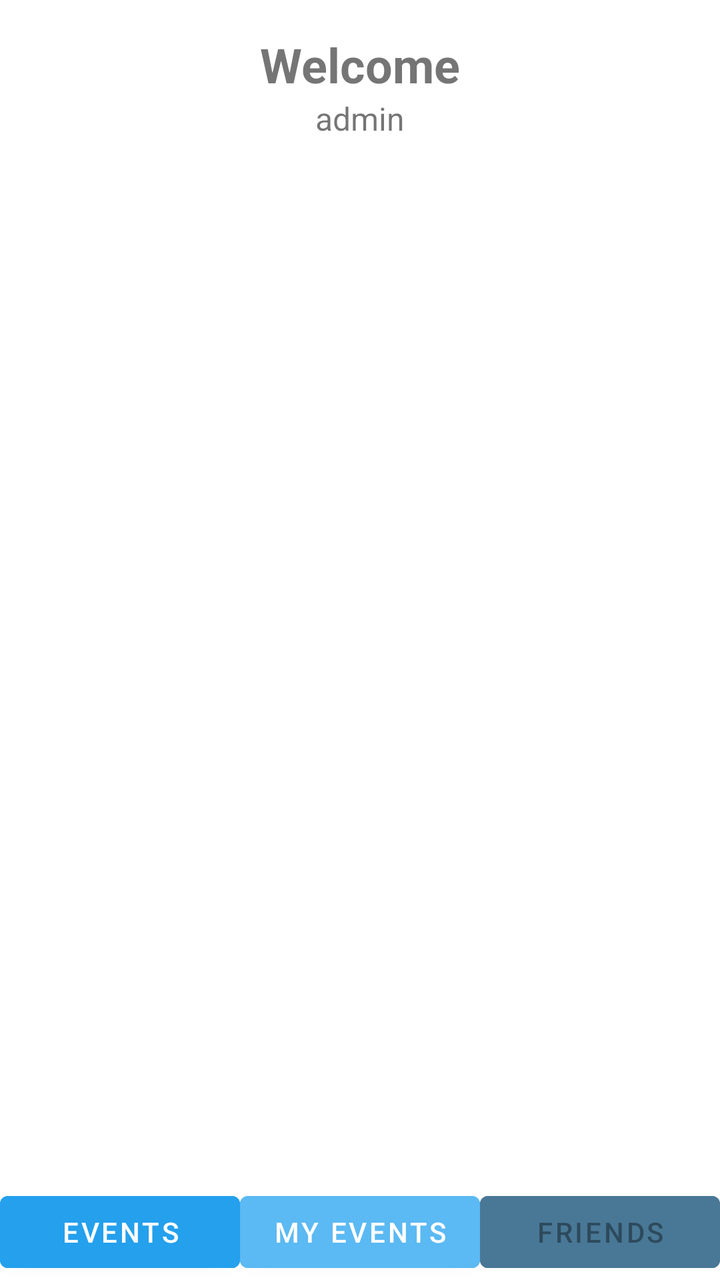
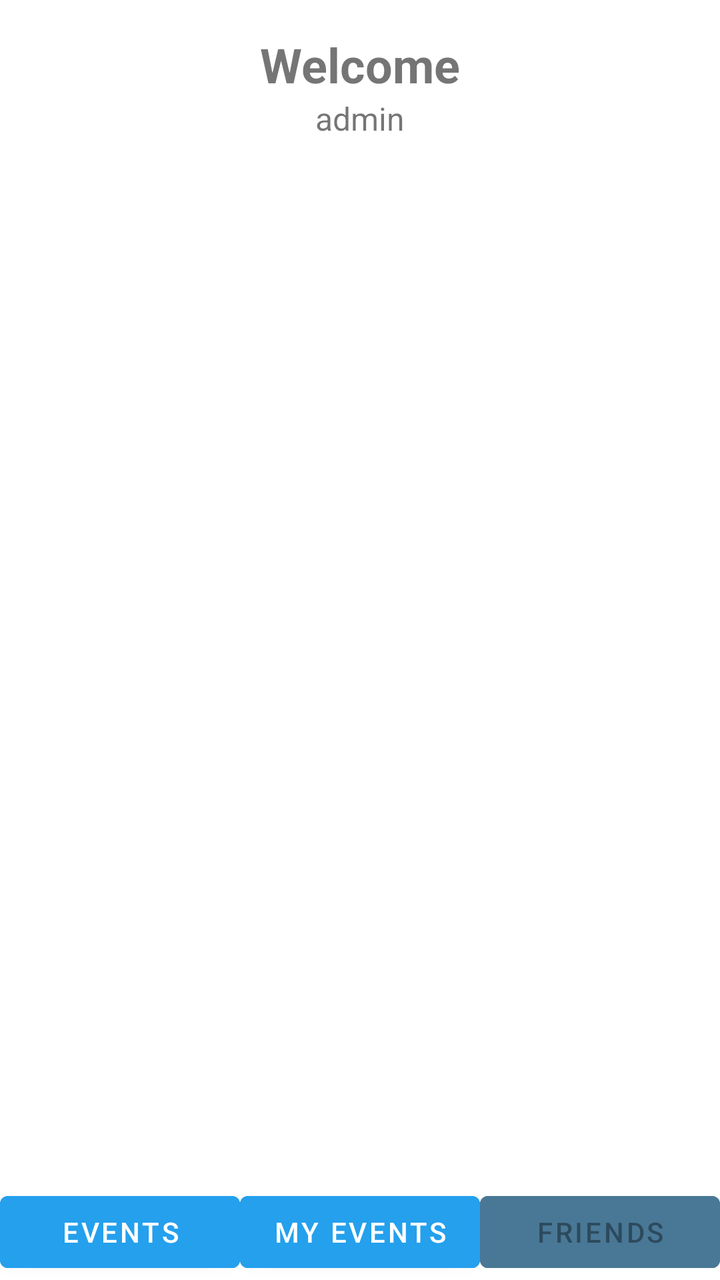

An Android layout rendered at two revisions. The XML below is the earlier revision; the diff shows what the commit changed to produce the second picture.
<!-- AndroidManifest.xml: application theme Theme.EventsApp -->
<!-- res/layout/activity_events.xml -->
<?xml version="1.0" encoding="utf-8"?>
<LinearLayout xmlns:android="http://schemas.android.com/apk/res/android"
    xmlns:app="http://schemas.android.com/apk/res-auto"
    xmlns:tools="http://schemas.android.com/tools"
    android:id="@+id/events"
    android:layout_width="match_parent"
    android:layout_height="match_parent"
    tools:context=".EventsActivity"
    android:orientation="vertical">

    <LinearLayout
        android:layout_width="match_parent"
        android:layout_height="wrap_content"
        android:orientation="vertical"
        android:paddingVertical="16dp"
        >

        <TextView
            android:layout_width="wrap_content"
            android:layout_height="wrap_content"
            android:layout_gravity="center"
            android:text="@string/welcome"
            android:textStyle="bold"
            android:textSize="24sp"
            />

        <TextView
            android:id="@+id/textUsername"
            android:layout_width="wrap_content"
            android:layout_height="0dp"
            android:layout_weight="1"
            android:layout_gravity="center"
            android:text="@string/admin"
            android:textSize="16sp"
            />

    </LinearLayout>


    <LinearLayout
        android:id="@+id/fragmentLayout"
        android:layout_width="match_parent"
        android:layout_height="0dp"
        android:layout_weight="1"
        android:orientation="vertical"
        />


    <LinearLayout
        android:layout_width="match_parent"
        android:layout_height="wrap_content"
        android:orientation="horizontal"
        android:layout_gravity="bottom"
        >

        <Button
            android:id="@+id/btnEvents"
            android:layout_width="0dp"
            android:layout_height="match_parent"
            android:text="@string/events"
            android:layout_weight="1"
            android:backgroundTint="@color/blue"
            />

        <Button
            android:id="@+id/btnMyEvents"
            android:layout_width="0dp"
            android:layout_height="match_parent"
            android:text="@string/my_events"
            android:layout_weight="1"
            android:backgroundTint="@color/blue_light"
            />

        <Button
            android:id="@+id/btnFriends"
            android:layout_width="0dp"
            android:layout_height="match_parent"
            android:text="@string/friends"
            android:layout_weight="1"
            android:backgroundTint="@color/blue_grey"
            android:enabled="false"
            />

    </LinearLayout>

</LinearLayout>
<!-- resources referenced by this layout -->
<resources>
  <color name="blue">#24A0ED</color>
  <color name="blue_grey">#497896</color>
  <color name="blue_light">#5BB9F3</color>
  <string name="admin">admin</string>
  <string name="events">events</string>
  <string name="friends">friends</string>
  <string name="my_events">my events</string>
  <string name="welcome">Welcome</string>
  <style name="Theme.EventsApp" parent="Theme.MaterialComponents.DayNight.DarkActionBar">
          
          <item name="colorPrimary">@color/purple_500</item>
          <item name="colorPrimaryVariant">@color/purple_700</item>
          <item name="colorOnPrimary">@color/white</item>
          
          <item name="colorSecondary">@color/teal_200</item>
          <item name="colorSecondaryVariant">@color/teal_700</item>
          <item name="colorOnSecondary">@color/black</item>
          
          <item name="android:statusBarColor">?attr/colorPrimaryVariant</item>
          
      </style>
  <color name="purple_500">#FF6200EE</color>
  <color name="purple_700">#FF3700B3</color>
  <color name="white">#FFFFFFFF</color>
  <color name="teal_200">#FF03DAC5</color>
  <color name="teal_700">#FF018786</color>
  <color name="black">#FF000000</color>
</resources>

<!-- the commit's change to res/layout/activity_events.xml (unified diff, before → after) -->
@@ -68,7 +68,7 @@
             android:layout_height="match_parent"
             android:text="@string/my_events"
             android:layout_weight="1"
-            android:backgroundTint="@color/blue_light"
+            android:backgroundTint="@color/blue"
             />
 
         <Button
<!-- resource entries referenced after the edit -->
@@ -2,7 +2,6 @@
 <resources>
   <color name="blue">#24A0ED</color>
   <color name="blue_grey">#497896</color>
-  <color name="blue_light">#5BB9F3</color>
   <string name="admin">admin</string>
   <string name="events">events</string>
   <string name="friends">friends</string>
